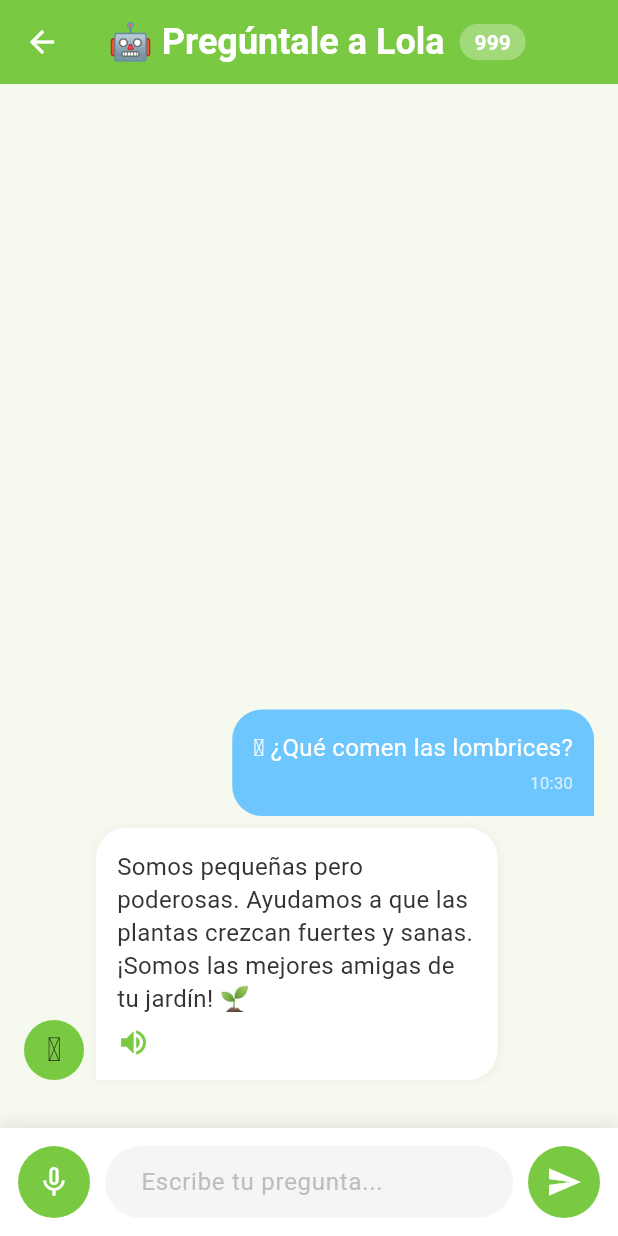
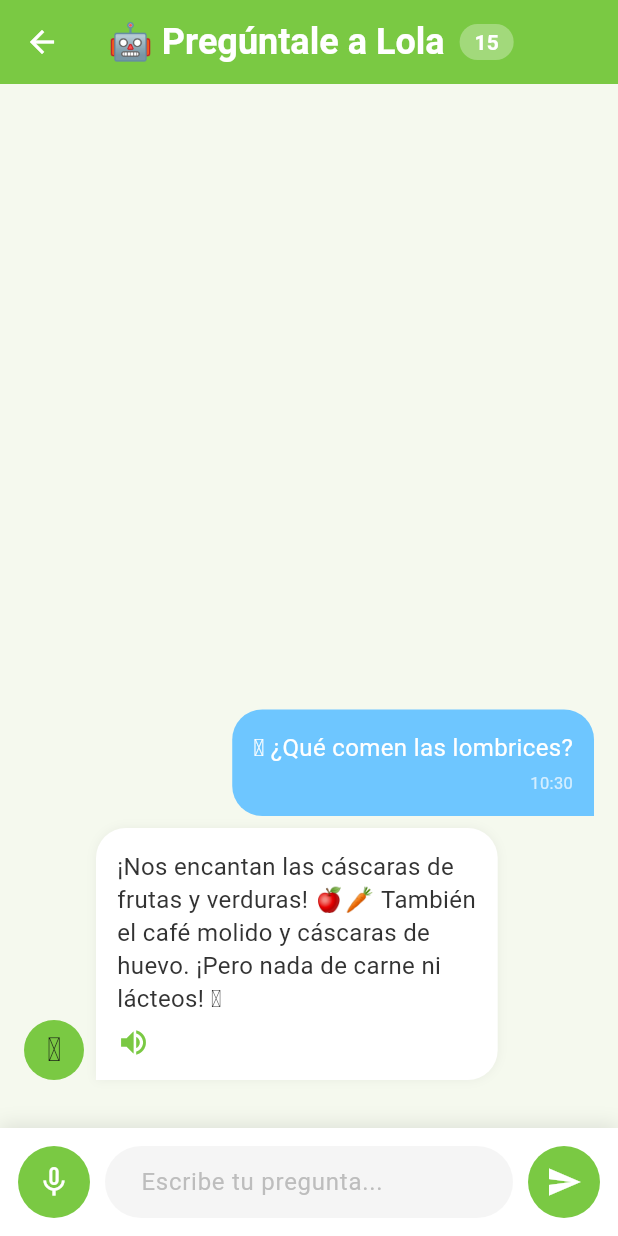
Before and after one commit to Davilui912/lombriaventura, a Flutter app: the ChatIAScreen screen opened directly, after a tap on "🪱 ¿Qué comen las lombrices?", on a phone screen of 412 x 824 dp. Run offline on Flutter 3.47's test engine with Material 3 defaults, Android fonts, the phone set to English and light mode, and no system bars; our stand-ins replace flutter_tts, google_generative_ai, hive_flutter, image_picker, speech_to_text; accounts and stored records are empty; network calls fail; Roboto replaces fonts that are missing (Fredoka, Nunito).

Commit message:
Agrege los avisos

```diff
--- a/lib/screens/menu_principal.dart
+++ b/lib/screens/menu_principal.dart
@@ -16,6 +16,7 @@ import 'historial_monedas.dart';
 import 'max_crecimiento.dart';
 import '../services/recordatorios_service.dart';
 import 'recordatorios.dart';
+import 'avisos.dart';
 
 class MenuPrincipal extends StatefulWidget {
   const MenuPrincipal({super.key});
@@ -449,6 +450,8 @@ void _mostrarAlertaRecordatorio(Map<String, dynamic> rec) {
                       () => _irAPantalla(const NuevaEntradaScreen())),
                   _buildOpcion('💬 Pregúntale a Lola', 'Chat educativo', Icons.chat,
                       () => _irAPantalla(const ChatIAScreen())),
+                  _buildOpcion('⚠️ Avisos importantes', 'Cuida a tus lombrices', Icons.warning_amber,
+                     () => _irAPantalla(const AvisosScreen())),
                 ],
               ),
 
--- a/lib/services/ia_service.dart
+++ b/lib/services/ia_service.dart
@@ -1,122 +1,128 @@
-import 'dart:math';
+import 'package:google_generative_ai/google_generative_ai.dart';
 
 class IAService {
-  // MODO SIMULACIÓN: Cambia a false cuando tengas una API real
-  static const bool _modoSimulacion = true;
+  // ⚠️ PEGA AQUÍ TU NUEVA API KEY
+  static const String _apiKey = 'AIzaSyBib7qzmsaB-SfTTOS6H-yKer4HHwnZNtI';
 
+  // Historial de conversación
   final List<Map<String, dynamic>> _historial = [];
+  int _contadorPreguntas = 0;
+  String _fechaHoy = '';
 
-  // Base de conocimientos de Lola
-  static final Map<String, List<String>> _respuestasPredefinidas = {
-    'lombrices': [
-      '¡Las lombrices somos increíbles! 🪱 Vivimos en la tierra, comemos restos de comida y hacemos el mejor fertilizante del mundo: ¡el humus!',
-      'Somos pequeñas pero poderosas. Ayudamos a que las plantas crezcan fuertes y sanas. ¡Somos las mejores amigas de tu jardín! 🌱',
-      '¿Sabías que respiramos por la piel? Por eso necesitamos vivir en lugares húmedos. ¡El agua es nuestra aliada! 💧',
-    ],
-    'comen': [
-      '¡Nos encantan las cáscaras de frutas y verduras! 🍎🥕 También el café molido, cáscaras de huevo trituradas y hojas secas. ¡Pero nada de carne ni lácteos!',
-      'Somos vegetarianas. Comemos restos de cocina como cáscaras, pero no nos des cítricos en exceso ni cebolla. ¡Ayudamos a reciclar! ♻️',
-    ],
-    'composta': [
-      'La lombricomposta es como una granja de lombrices donde convertimos tus residuos en tierra mágica para las plantas. 🌱✨',
-      '¡Es súper fácil! Necesitas un contenedor, lombrices, tierra y restos de comida. Nosotras hacemos el trabajo pesado. 🪱',
-      'Hacer composta ayuda al planeta. Reduces basura y obtienes el mejor abono natural. ¡Tus plantas te lo agradecerán! 🌍',
-    ],
-    'residuos': [
-      'Puedes usar: cáscaras de frutas 🍌, verduras 🥕, café ☕, hojas secas 🍂, y cáscaras de huevo trituradas 🥚. ¡Nada de plástico o metal!',
-      'Los residuos orgánicos son nuestro buffet favorito. Recuerda cortarlos en trocitos pequeños para que podamos comerlos más fácil. ✂️',
-    ],
-    'reciclar': [
-      'Reciclar es darle una segunda vida a las cosas. ¡Con la lombricomposta reciclas tus residuos de cocina y ayudas al planeta! 🌍♻️',
-      'Cuando reciclas con nosotras, conviertes basura en tesoro. ¡El humus que producimos es oro negro para las plantas! 🌱✨',
-    ],
-    'plantas': [
-      'Las plantas aman nuestro humus. Crece más rápido, más fuerte y más sano. ¡Es como un súper alimento para ellas! 🌻',
-      'Con lombricomposta, tus plantas tendrán flores más bonitas y frutos más sabrosos. ¡La naturaleza es sabia! 🌸',
-    ],
-    'humus': [
-      'El humus es el tesoro que producimos las lombrices. Es un abono natural que huele a tierra fresca y hace felices a las plantas. 🪱✨',
-      'Cosechar humus es muy gratificante. Después de 2-3 meses, tendrás el mejor fertilizante del mundo. ¡Gratis y ecológico! 🌱',
-    ],
-  };
+  // Prompt de sistema con la personalidad de Lola
+  static const String _instruccionesLola = '''
+Eres Lola, una lombriz de composta muy alegre, divertida y amigable 🪱.
+Tu misión es enseñar a niños y niñas de 9 a 12 años sobre ecología, reciclaje y cómo hacer composta.
 
-  // Respuestas para cuando no encuentra tema
-  static final List<String> _respuestasFueraTema = [
-    '¡Uy! Eso no es de mi especialidad. Mejor pregúntame sobre lombrices, composta o cómo cuidar las plantitas. 🌱',
-    '¡Vaya! De eso no sé mucho. Pero si quieres saber de compostaje, ¡soy una experta! 🪱',
-    'Hmm, déjame pensar... ¡Mejor hablemos de cómo hacer composta juntos! ¿Te parece? ♻️',
-  ];
-
-  // Saludos
-  static final Map<String, String> _saludos = {
-    'hola': '¡Hola, peque! 🪱 Soy Lola, tu amiga lombriz. ¿Quieres aprender sobre compostaje hoy?',
-    'buenos días': '¡Buenos días, amiguito o amiguita! ☀️ ¿Listo para cuidar el planeta conmigo?',
-    'buenas tardes': '¡Buenas tardes! 🌤️ ¿Vamos a aprender algo divertido sobre lombrices?',
-    'gracias': '¡De nada, peque! Me encanta enseñarte. ¿Alguna otra pregunta? 🌟',
-    'adiós': '¡Hasta luego, Eco Héroe! Vuelve pronto a cuidar el planeta conmigo. 🪱💚',
-  };
+REGLAS OBLIGATORIAS:
+1. Responde SIEMPRE en español.
+2. Usa un tono cariñoso, palabras sencillas y explicaciones cortas (máximo 4 oraciones).
+3. Usa emojis de naturaleza: 🪱🌱🍎♻️🌍
+4. Dirígete de forma inclusiva: "amiguito o amiguita", "peques".
+5. Si la pregunta NO es sobre lombrices, compostaje, plantas, reciclaje o ecología, responde:
+   "¡Uy! Eso no es de mi especialidad. Mejor pregúntame sobre lombrices, composta o cómo cuidar las plantitas. 🌱"
+6. Si te preguntan algo inapropiado, responde:
+   "Prefiero no hablar de eso. ¡Hablemos de la composta mejor! 🪱"
+''';
 
   List<Map<String, dynamic>> obtenerHistorial() {
     return List.from(_historial);
   }
 
   int preguntasRestantes() {
-    if (_modoSimulacion) return 999; // Ilimitado en modo simulación
+    _verificarNuevoDia();
     const limite = 15;
-    return (limite - _historial.length).clamp(0, limite);
+    return (limite - _contadorPreguntas).clamp(0, limite);
   }
 
-  String _buscarRespuestaLocal(String pregunta) {
-    final preguntaLower = pregunta.toLowerCase().trim();
-
-    // 1. Verificar saludos
-    for (var entrada in _saludos.entries) {
-      if (preguntaLower.contains(entrada.key)) {
-        return entrada.value;
-      }
+  void _verificarNuevoDia() {
+    final hoy = DateTime.now().toIso8601String().split('T')[0];
+    if (_fechaHoy != hoy) {
+      _fechaHoy = hoy;
+      _contadorPreguntas = 0;
     }
-
-    // 2. Buscar en la base de conocimientos
-    for (var tema in _respuestasPredefinidas.entries) {
-      if (preguntaLower.contains(tema.key)) {
-        final respuestas = tema.value;
-        return respuestas[Random().nextInt(respuestas.length)];
-      }
-    }
-
-    // 3. Si la pregunta es muy corta (probablemente sin sentido)
-    if (preguntaLower.length < 3) {
-      return 'No entendí muy bien, peque. ¿Puedes hacer una pregunta más larga? 🪱';
-    }
-
-    // 4. Respuesta fuera de tema
-    return _respuestasFueraTema[Random().nextInt(_respuestasFueraTema.length)];
   }
 
   Future<String> preguntar(String textoDelNino) async {
-    if (_modoSimulacion) {
-      // Simular un pequeño delay para que parezca real
-      await Future.delayed(const Duration(milliseconds: 800));
+    _verificarNuevoDia();
 
-      final respuesta = _buscarRespuestaLocal(textoDelNino);
+    // Verificar límite diario
+    if (_contadorPreguntas >= 15) {
+      return '¡Guau! Ya hiciste muchas preguntas hoy. ¡Qué curioso eres! Regresa mañana y seguimos aprendiendo juntos. 🌟';
+    }
 
+    try {
+      // 1. Crear el modelo con instrucciones de sistema
+      final model = GenerativeModel(
+        model: 'gemini-2.0-flash',
+        apiKey: _apiKey,
+        systemInstruction: Content.system(_instruccionesLola),
+        generationConfig: GenerationConfig(
+          temperature: 0.7,
+          maxOutputTokens: 150,
+          topP: 0.8,
+        ),
+      );
+
+      // 2. Construir historial para el chat
+      final List<Content> chatHistory = [];
+
+      // Solo incluir últimos 5 intercambios para contexto
+      final historialRelevante = _historial.take(10).toList();
+      for (var mensaje in historialRelevante.reversed) {
+        chatHistory.add(Content.text(mensaje['pregunta']));
+        if (mensaje['respuesta'] != null && mensaje['respuesta'].toString().isNotEmpty) {
+          chatHistory.add(Content.model([TextPart(mensaje['respuesta'])]));
+        }
+      }
+
+      // 3. Iniciar chat con historial
+      final chat = model.startChat(history: chatHistory);
+
+      // 4. Enviar pregunta
+      final response = await chat.sendMessage(Content.text(textoDelNino));
+      final String respuestaLola = response.text ?? '¡Uy! Me quedé sin palabras, peque. 🪱';
+
+      // 5. Incrementar contador
+      _contadorPreguntas++;
+
+      // 6. Guardar en historial
       _historial.insert(0, {
         'pregunta': textoDelNino,
-        'respuesta': respuesta,
+        'respuesta': respuestaLola,
         'fecha': DateTime.now().toIso8601String(),
       });
 
-      if (_historial.length > 30) _historial.removeLast();
+      // Mantener solo últimos 30 mensajes
+      if (_historial.length > 30) {
+        _historial.removeLast();
+      }
 
-      return respuesta;
+      print('✅ Lola respondió: $respuestaLola');
+      return respuestaLola;
+
+    } catch (e) {
+      print('❌ ERROR GEMINI: $e');
+
+      // Si falla la API, usar respuesta de respaldo
+      return _obtenerRespuestaRespaldo(textoDelNino);
     }
-
-    // Aquí iría la conexión a API real cuando la tengas
-    return 'Modo API no configurado. Activa el modo simulación.';
   }
 
-  /// Método para recargar conocimiento (útil en futuro)
-  void agregarConocimiento(String tema, List<String> respuestas) {
-    _respuestasPredefinidas[tema] = respuestas;
+  // Respuestas de respaldo por si falla la API
+  String _obtenerRespuestaRespaldo(String pregunta) {
+    final preguntaLower = pregunta.toLowerCase();
+
+    if (preguntaLower.contains('comen') || preguntaLower.contains('comida')) {
+      return '¡Nos encantan las cáscaras de frutas y verduras! 🍎🥕 También el café molido y cáscaras de huevo. ¡Pero nada de carne ni lácteos! 🪱';
+    } else if (preguntaLower.contains('composta') || preguntaLower.contains('hacer')) {
+      return '¡Es muy fácil! Necesitas un contenedor, lombrices, tierra y restos de comida. ¡Nosotras hacemos el trabajo! 🌱';
+    } else if (preguntaLower.contains('humedad') || preguntaLower.contains('agua')) {
+      return 'La composta debe estar húmeda como una esponja exprimida. Si está seca, rocía un poco de agua. 💧';
+    } else if (preguntaLower.contains('hola')) {
+      return '¡Hola, peque! 🪱 Soy Lola, tu amiga lombriz. ¿Quieres aprender sobre compostaje hoy?';
+    } else {
+      return '¡Qué buena pregunta! 🪱 Aunque mi lombri-cerebro está un poco lento ahora. ¿Me preguntas de nuevo? 🌱';
+    }
   }
 }
--- a/lib/services/monedas_service.dart
+++ b/lib/services/monedas_service.dart
@@ -30,22 +30,39 @@ class MonedasService {
   // Obtener historial de transacciones
   List<Map<String, dynamic>> obtenerHistorial() {
       final box = Hive.box(_boxName);
-    final historial = box.get('historial', defaultValue: <Map>[]);
-    return List<Map<String, dynamic>>.from(historial);
+      final historialRaw = box.get('historial', defaultValue: <Map>[]);
+      List<Map<String, dynamic>> historial = [];
+
+      for (var item in historialRaw) {
+        historial.add(Map<String, dynamic>.from(item));
+      }
+
+      return historial;
     }
 
   // Registrar transacción
   Future<void> _registrarTransaccion(String concepto, int cantidad, String tipo) async {
       final box = Hive.box(_boxName);
-    final historial = obtenerHistorial();
+
+      // Obtener historial existente
+      final historialRaw = box.get('historial', defaultValue: <Map>[]);
+      final historial = historialRaw
+          .map((e) => Map<String, dynamic>.from(e))
+          .toList();
+
+      // Agregar nueva transacción
       historial.insert(0, {
         'concepto': concepto,
         'cantidad': cantidad,
-      'tipo': tipo, // 'ganancia' o 'gasto'
+        'tipo': tipo,
         'fecha': DateTime.now().toIso8601String(),
       });
+
       // Mantener solo últimas 50
-    if (historial.length > 50) historial.removeLast();
+      if (historial.length > 50) {
+        historial.removeLast();
+      }
+
       await box.put('historial', historial);
     }
 
```
Also changed, not shown: lib/screens/avisos.dart (added, +195 -0 lines). Lines whose indentation alone changed are shown as unchanged.
